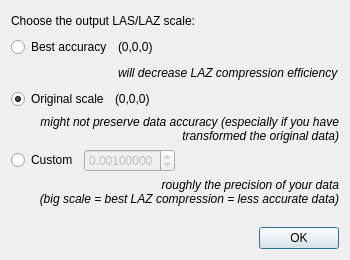
This is libs/qCC_io/ui_templates/saveLASFileDlg.ui in CloudCompare/CloudCompare as Qt 5 draws it before an edit. The edited form follows.
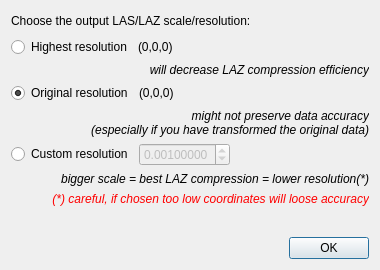
This is the edited form.

Commit message: New LAS save dialog labels updated (see latsools group discussion)

```diff
--- a/libs/qCC_io/ui_templates/saveLASFileDlg.ui
+++ b/libs/qCC_io/ui_templates/saveLASFileDlg.ui
@@ -6,8 +6,8 @@
    <rect>
     <x>0</x>
     <y>0</y>
-    <width>350</width>
-    <height>260</height>
+    <width>380</width>
+    <height>270</height>
    </rect>
   </property>
   <property name="windowTitle">
@@ -19,7 +19,7 @@
      <item>
       <widget class="QLabel" name="label">
        <property name="text">
-        <string>Choose the output LAS/LAZ scale:</string>
+        <string>Choose the output LAS/LAZ scale/resolution:</string>
        </property>
       </widget>
      </item>
@@ -43,7 +43,7 @@
      <item>
       <widget class="QRadioButton" name="bestRadioButton">
        <property name="text">
-        <string>Best accuracy</string>
+        <string>Highest resolution</string>
        </property>
       </widget>
      </item>
@@ -70,21 +70,6 @@
     </layout>
    </item>
    <item>
-    <layout class="QHBoxLayout" name="horizontalLayout">
-     <item>
-      <spacer name="horizontalSpacer">
-       <property name="orientation">
-        <enum>Qt::Horizontal</enum>
-       </property>
-       <property name="sizeHint" stdset="0">
-        <size>
-         <width>40</width>
-         <height>20</height>
-        </size>
-       </property>
-      </spacer>
-     </item>
-     <item>
       <widget class="QLabel" name="label_2">
        <property name="font">
         <font>
@@ -97,16 +82,17 @@
        <property name="text">
         <string>will decrease LAZ compression efficiency</string>
        </property>
-      </widget>
-     </item>
-    </layout>
+     <property name="alignment">
+      <set>Qt::AlignRight|Qt::AlignTrailing|Qt::AlignVCenter</set>
+     </property>
+    </widget>
    </item>
    <item>
     <layout class="QHBoxLayout" name="horizontalLayout_5">
      <item>
       <widget class="QRadioButton" name="origRadioButton">
        <property name="text">
-        <string>Original scale</string>
+        <string>Original resolution</string>
        </property>
        <property name="checkable">
         <bool>true</bool>
@@ -139,21 +125,6 @@
     </layout>
    </item>
    <item>
-    <layout class="QHBoxLayout" name="horizontalLayout_2">
-     <item>
-      <spacer name="horizontalSpacer_2">
-       <property name="orientation">
-        <enum>Qt::Horizontal</enum>
-       </property>
-       <property name="sizeHint" stdset="0">
-        <size>
-         <width>40</width>
-         <height>20</height>
-        </size>
-       </property>
-      </spacer>
-     </item>
-     <item>
       <widget class="QLabel" name="label_4">
        <property name="font">
         <font>
@@ -161,22 +132,20 @@
         </font>
        </property>
        <property name="text">
-        <string>might not preserve data accuracy (especially if you have
-transformed the original data)</string>
+      <string>might not preserve data accuracy
+(especially if you have transformed the original data)</string>
        </property>
        <property name="alignment">
         <set>Qt::AlignRight|Qt::AlignTrailing|Qt::AlignVCenter</set>
        </property>
       </widget>
-     </item>
-    </layout>
    </item>
    <item>
     <layout class="QHBoxLayout" name="horizontalLayout_6">
      <item>
       <widget class="QRadioButton" name="customRadioButton">
        <property name="text">
-        <string>Custom</string>
+        <string>Custom resolution</string>
        </property>
       </widget>
      </item>
@@ -218,21 +187,6 @@
     </layout>
    </item>
    <item>
-    <layout class="QHBoxLayout" name="horizontalLayout_3">
-     <item>
-      <spacer name="horizontalSpacer_3">
-       <property name="orientation">
-        <enum>Qt::Horizontal</enum>
-       </property>
-       <property name="sizeHint" stdset="0">
-        <size>
-         <width>40</width>
-         <height>20</height>
-        </size>
-       </property>
-      </spacer>
-     </item>
-     <item>
       <widget class="QLabel" name="label_3">
        <property name="font">
         <font>
@@ -240,15 +194,30 @@
         </font>
        </property>
        <property name="text">
-        <string>roughly the precision of your data
-(big scale = best LAZ compression = less accurate data)</string>
+      <string>bigger scale = best LAZ compression = lower resolution(*)</string>
        </property>
        <property name="alignment">
         <set>Qt::AlignRight|Qt::AlignTrailing|Qt::AlignVCenter</set>
        </property>
       </widget>
      </item>
-    </layout>
+   <item>
+    <widget class="QLabel" name="label_5">
+     <property name="font">
+      <font>
+       <italic>true</italic>
+      </font>
+     </property>
+     <property name="styleSheet">
+      <string notr="true">color: red;</string>
+     </property>
+     <property name="text">
+      <string>(*) careful, if chosen too low coordinates will loose accuracy</string>
+     </property>
+     <property name="alignment">
+      <set>Qt::AlignRight|Qt::AlignTrailing|Qt::AlignVCenter</set>
+     </property>
+    </widget>
    </item>
    <item>
     <spacer name="verticalSpacer">
```
Lines whose indentation alone changed are shown as unchanged.
